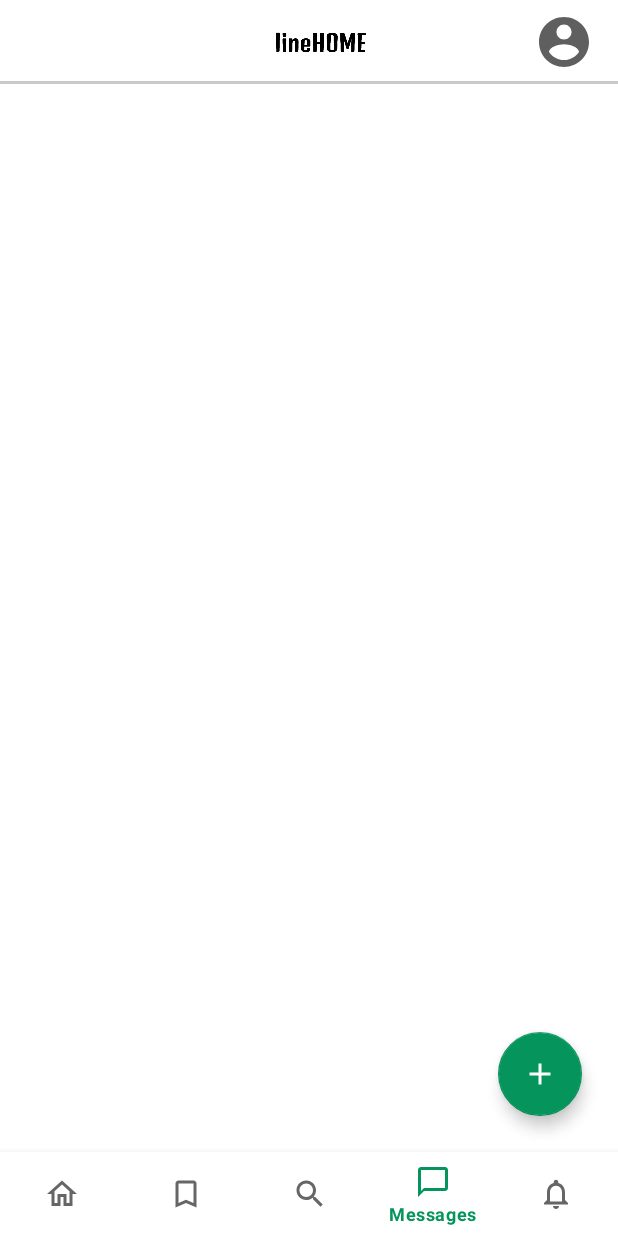
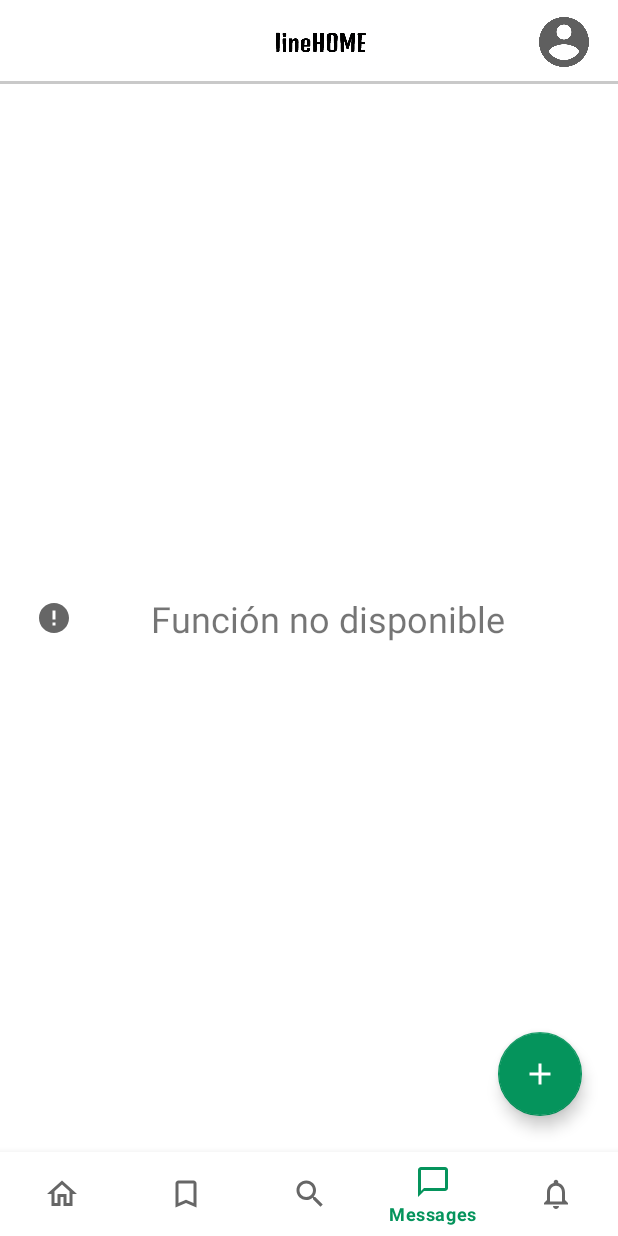
Before and after one commit to Angel03paredes/PSM-Proyecto, an Android app: the ChatFragment screen opened through its navigation route, on a phone screen of 412 x 824 dp. Run offline under Robolectric (Android 15) with nearby library versions, the phone set to English and light mode, and no system bars; our stand-ins replace navigation-ui.

Commit message:
Ultimos detalles

```diff
--- a/LineHome/app/src/main/java/com/example/linehome/ProfileActivity.kt
+++ b/LineHome/app/src/main/java/com/example/linehome/ProfileActivity.kt
@@ -61,7 +61,7 @@ class ProfileActivity : AppCompatActivity() {
 
 
 
-        btn_changeImage.setOnClickListener {
+        btn_sendMessage.setOnClickListener {
             changeImage()
         }
 
--- a/LineHome/app/src/main/java/com/example/linehome/services/RestEngine.kt
+++ b/LineHome/app/src/main/java/com/example/linehome/services/RestEngine.kt
@@ -20,8 +20,8 @@ class RestEngine {
                     .readTimeout(5, TimeUnit.MINUTES) // read timeou
                     .build()
             val retrofit =  Retrofit.Builder()
-                //.baseUrl("http://167.99.10.71:3050/api/") // tu url
-                .baseUrl("http://localhost:3050/api/") // local
+                .baseUrl("http://167.99.10.71:3050/api/") // tu url
+                //.baseUrl("http://localhost:3050/api/") // local
                 .addConverterFactory(GsonConverterFactory.create())
                 .client(client)
                 .build()
--- /dev/null
+++ b/LineHome/app/src/main/res/drawable/ic_baseline_error_24.xml
@@ -0,0 +1,10 @@
+<vector xmlns:android="http://schemas.android.com/apk/res/android"
+    android:width="24dp"
+    android:height="24dp"
+    android:viewportWidth="24"
+    android:viewportHeight="24"
+    android:tint="?attr/colorControlNormal">
+  <path
+      android:fillColor="@android:color/white"
+      android:pathData="M12,2C6.48,2 2,6.48 2,12s4.48,10 10,10 10,-4.48 10,-10S17.52,2 12,2zM13,17h-2v-2h2v2zM13,13h-2L11,7h2v6z"/>
+</vector>
--- a/LineHome/app/src/main/res/layout/activity_profile.xml
+++ b/LineHome/app/src/main/res/layout/activity_profile.xml
@@ -91,7 +91,7 @@
                 app:layout_constraintTop_toBottomOf="@+id/imgProfileActivity" />
 
             <Button
-                android:id="@+id/btn_changeImage"
+                android:id="@+id/btn_sendMessage"
                 android:layout_width="0dp"
                 android:layout_height="60dp"
                 android:layout_marginStart="50dp"
@@ -121,7 +121,7 @@
                 app:layout_constraintEnd_toEndOf="parent"
                 app:layout_constraintHorizontal_bias="1.0"
                 app:layout_constraintStart_toStartOf="parent"
-                app:layout_constraintTop_toBottomOf="@+id/btn_changeImage"
+                app:layout_constraintTop_toBottomOf="@+id/btn_sendMessage"
                 app:strokeColor="@color/black"
                 app:strokeWidth="2dp" />
 
--- a/LineHome/app/src/main/res/layout/fragment_chat.xml
+++ b/LineHome/app/src/main/res/layout/fragment_chat.xml
@@ -11,17 +11,34 @@
         android:layout_height="match_parent">
 
         <androidx.recyclerview.widget.RecyclerView
+            android:id="@+id/recyclerView"
             android:layout_width="match_parent"
             android:layout_height="match_parent"
             android:layout_marginStart="16dp"
             android:layout_marginTop="8dp"
             android:layout_marginEnd="16dp"
             android:layout_marginBottom="8dp"
+            android:visibility="invisible"
             app:layout_constraintBottom_toBottomOf="parent"
             app:layout_constraintEnd_toEndOf="parent"
             app:layout_constraintStart_toStartOf="parent"
             app:layout_constraintTop_toTopOf="parent"
             tools:listitem="@layout/item_chat" />
+
+        <TextView
+            android:id="@+id/textView9"
+            android:layout_width="0dp"
+            android:layout_height="wrap_content"
+            android:layout_marginStart="24dp"
+            android:layout_marginEnd="24dp"
+            android:drawableLeft="@drawable/ic_baseline_error_24"
+            android:text="Función no disponible"
+            android:textAlignment="center"
+            android:textSize="24sp"
+            app:layout_constraintBottom_toBottomOf="parent"
+            app:layout_constraintEnd_toEndOf="parent"
+            app:layout_constraintStart_toStartOf="parent"
+            app:layout_constraintTop_toTopOf="parent" />
     </androidx.constraintlayout.widget.ConstraintLayout>
 
 </FrameLayout>
```
Also changed, not shown: LineHome/app/src/main/java/com/example/linehome/OtherProfileActivity.kt (+25 -0 lines), LineHome/app/src/main/java/com/example/linehome/adapters/PostAdapter.kt (+21 -5 lines), LineHome/app/src/main/res/drawable/ic_baseline_portable_wifi_off_24.xml (added, +10 -0 lines), LineHome/app/src/main/res/layout/activity_other_profile.xml (+18 -3 lines).
